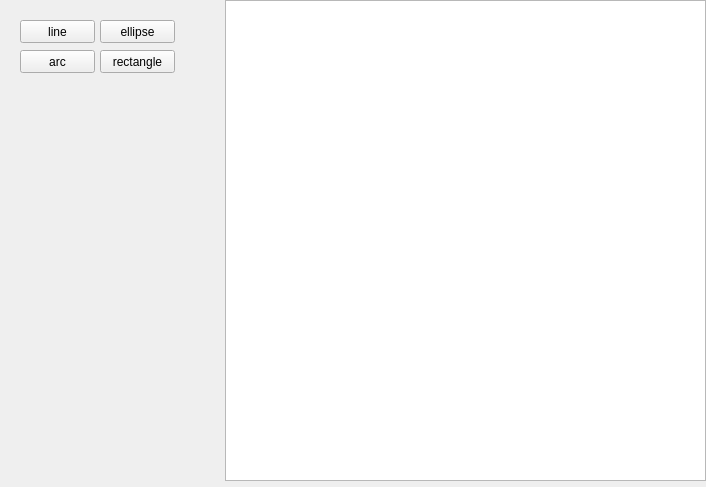
First picture: the form in editor0.2/GesturesEditor/gestEdit.ui, repository Rauf-Kurbanov/GesturesEditor, before the edit.
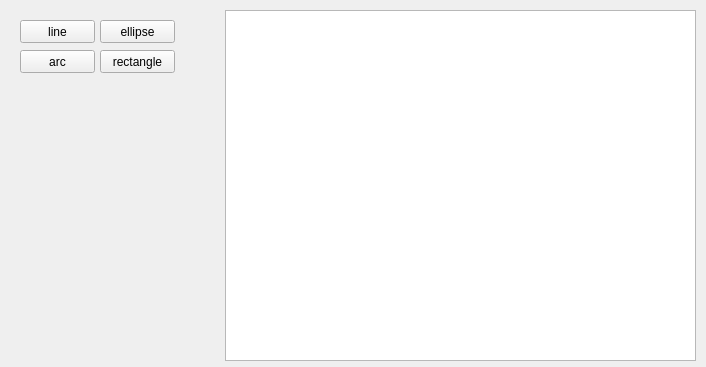
Second picture: the form after the edit.

Commit message: connect buttons with figures drawing

```diff
--- a/editor0.2/GesturesEditor/gestEdit.ui
+++ b/editor0.2/GesturesEditor/gestEdit.ui
@@ -7,7 +7,7 @@
     <x>0</x>
     <y>0</y>
     <width>706</width>
-    <height>487</height>
+    <height>367</height>
    </rect>
   </property>
   <property name="windowTitle">
@@ -17,9 +17,9 @@
    <property name="geometry">
     <rect>
      <x>225</x>
-     <y>0</y>
-     <width>481</width>
-     <height>481</height>
+     <y>10</y>
+     <width>471</width>
+     <height>351</height>
     </rect>
    </property>
   </widget>
```
Left out of the diff: 12 changed lines with no effect on the pictures. The commit also changes 3 other files.
